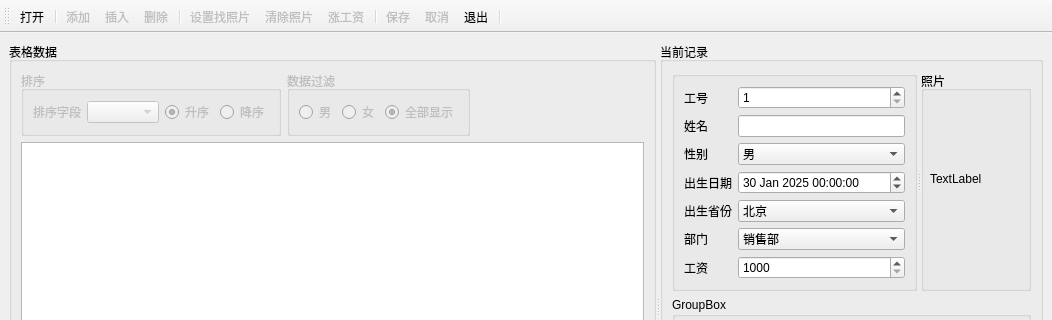
First picture: the form in mainwindow.ui, repository suntingsheng123/databaseTableModel, before the edit; both pictures show x 0 to 1052 and y 0 to 320 of the 1052 by 600 pixel window.
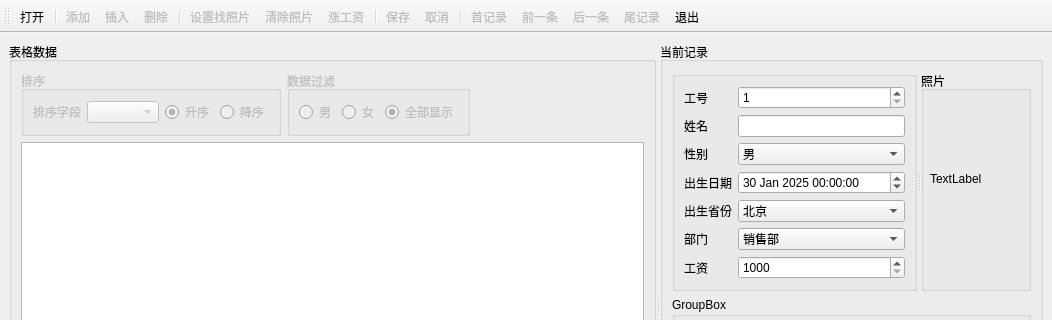
Second picture: the form after the edit. Icons and pictures are not drawn.

Commit message: 数据查询

What changed in the file:
```diff
--- a/mainwindow.ui
+++ b/mainwindow.ui
@@ -411,8 +411,12 @@
    <addaction name="separator"/>
    <addaction name="actSave"/>
    <addaction name="actCancel"/>
-   <addaction name="actQuit"/>
    <addaction name="separator"/>
+   <addaction name="actFirst"/>
+   <addaction name="actPrevious"/>
+   <addaction name="actNext"/>
+   <addaction name="actLast"/>
+   <addaction name="actQuit"/>
   </widget>
   <action name="actOpenDB">
    <property name="icon">
@@ -558,6 +562,66 @@
     <enum>QAction::NoRole</enum>
    </property>
   </action>
+  <action name="actFirst">
+   <property name="enabled">
+    <bool>false</bool>
+   </property>
+   <property name="icon">
+    <iconset resource="resource.qrc">
+     <normaloff>:/images/images/308.bmp</normaloff>:/images/images/308.bmp</iconset>
+   </property>
+   <property name="text">
+    <string>首记录</string>
+   </property>
+   <property name="menuRole">
+    <enum>QAction::NoRole</enum>
+   </property>
+  </action>
+  <action name="actPrevious">
+   <property name="enabled">
+    <bool>false</bool>
+   </property>
+   <property name="icon">
+    <iconset resource="resource.qrc">
+     <normaloff>:/images/images/310.bmp</normaloff>:/images/images/310.bmp</iconset>
+   </property>
+   <property name="text">
+    <string>前一条</string>
+   </property>
+   <property name="menuRole">
+    <enum>QAction::NoRole</enum>
+   </property>
+  </action>
+  <action name="actNext">
+   <property name="enabled">
+    <bool>false</bool>
+   </property>
+   <property name="icon">
+    <iconset resource="resource.qrc">
+     <normaloff>:/images/images/312.bmp</normaloff>:/images/images/312.bmp</iconset>
+   </property>
+   <property name="text">
+    <string>后一条</string>
+   </property>
+   <property name="menuRole">
+    <enum>QAction::NoRole</enum>
+   </property>
+  </action>
+  <action name="actLast">
+   <property name="enabled">
+    <bool>false</bool>
+   </property>
+   <property name="icon">
+    <iconset resource="resource.qrc">
+     <normaloff>:/images/images/314.bmp</normaloff>:/images/images/314.bmp</iconset>
+   </property>
+   <property name="text">
+    <string>尾记录</string>
+   </property>
+   <property name="menuRole">
+    <enum>QAction::NoRole</enum>
+   </property>
+  </action>
  </widget>
  <resources>
   <include location="resource.qrc"/>
```
The commit also changes 2 other files.
